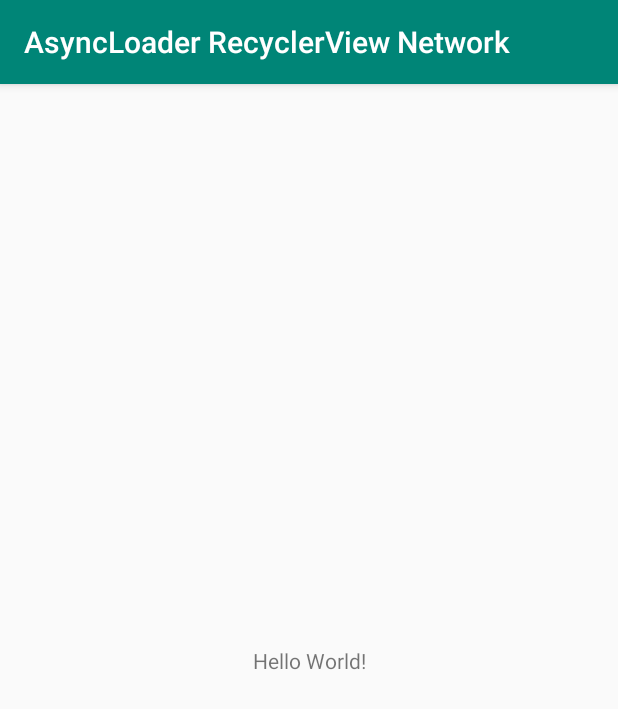
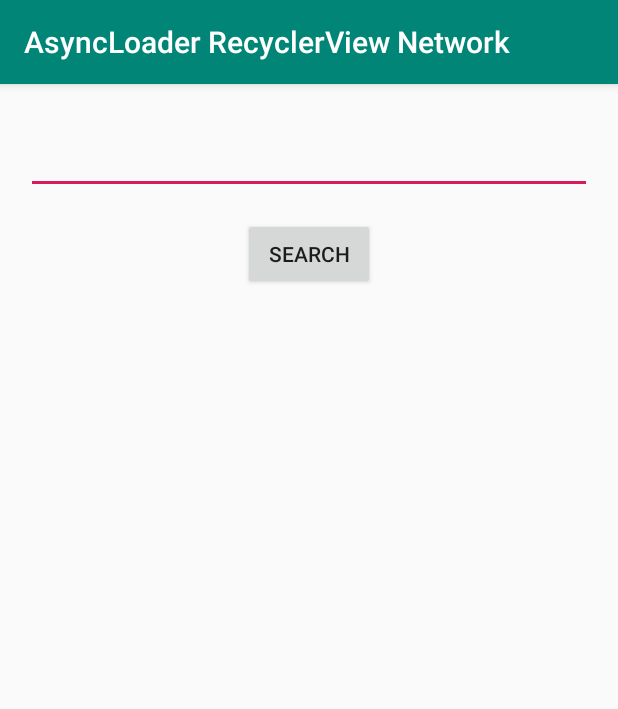
Before and after one commit to animevn/AsyncLoaderNetwork, an Android app: the screen it shows after launch (MainActivity), on a phone screen of 412 x 824 dp. Shown: the top 709 px of the screen. Run offline under Robolectric (Android 15) with nearby library versions, the phone set to English and light mode, and no system bars.

Commit message:
add layouts

```diff
--- a/app/build.gradle
+++ b/app/build.gradle
@@ -26,4 +26,5 @@ dependencies {
     testImplementation 'junit:junit:4.12'
     androidTestImplementation 'androidx.test.ext:junit:1.1.1'
     androidTestImplementation 'androidx.test.espresso:espresso-core:3.2.0'
+    implementation 'androidx.recyclerview:recyclerview:1.0.0'
 }
--- a/app/src/main/AndroidManifest.xml
+++ b/app/src/main/AndroidManifest.xml
@@ -7,6 +7,7 @@
 
     <application
         android:allowBackup="true"
+        android:fullBackupContent="true"
         android:icon="@mipmap/ic_launcher"
         android:label="@string/app_name"
         android:roundIcon="@mipmap/ic_launcher_round"
@@ -15,7 +16,7 @@
         <activity android:name=".MainActivity">
             <intent-filter>
                 <action android:name="android.intent.action.MAIN" />
-
+                <action android:name="android.intent.action.VIEW"/>
                 <category android:name="android.intent.category.LAUNCHER" />
             </intent-filter>
         </activity>
--- a/app/src/main/res/layout/activity_main.xml
+++ b/app/src/main/res/layout/activity_main.xml
@@ -6,13 +6,41 @@
     android:layout_height="match_parent"
     tools:context=".MainActivity">
 
-    <TextView
+    <EditText
+        android:id="@+id/etQuery"
+        android:layout_width="377dp"
+        android:layout_height="41dp"
+        android:layout_marginStart="16dp"
+        android:layout_marginTop="32dp"
+        android:layout_marginEnd="16dp"
+        android:ems="10"
+        android:inputType="text"
+        app:layout_constraintEnd_toEndOf="parent"
+        app:layout_constraintStart_toStartOf="parent"
+        app:layout_constraintTop_toTopOf="parent"
+        tools:ignore="Autofill,LabelFor" />
+
+    <Button
+        android:id="@+id/bnSearch"
         android:layout_width="wrap_content"
         android:layout_height="wrap_content"
-        android:text="Hello World!"
+        android:layout_marginTop="16dp"
+        android:text="@string/bnSearch"
+        app:layout_constraintEnd_toEndOf="parent"
+        app:layout_constraintStart_toStartOf="parent"
+        app:layout_constraintTop_toBottomOf="@+id/etQuery" />
+
+    <androidx.recyclerview.widget.RecyclerView
+        android:id="@+id/rvMain"
+        android:layout_width="0dp"
+        android:layout_height="0dp"
+        android:layout_marginStart="16dp"
+        android:layout_marginTop="16dp"
+        android:layout_marginEnd="8dp"
+        android:layout_marginBottom="8dp"
         app:layout_constraintBottom_toBottomOf="parent"
-        app:layout_constraintLeft_toLeftOf="parent"
-        app:layout_constraintRight_toRightOf="parent"
-        app:layout_constraintTop_toTopOf="parent" />
+        app:layout_constraintEnd_toEndOf="parent"
+        app:layout_constraintStart_toStartOf="parent"
+        app:layout_constraintTop_toBottomOf="@+id/bnSearch" />
 
 </androidx.constraintlayout.widget.ConstraintLayout>
--- a/app/src/main/res/values/strings.xml
+++ b/app/src/main/res/values/strings.xml
@@ -1,3 +1,4 @@
 <resources>
     <string name="app_name">AsyncLoader RecyclerView Network</string>
+    <string name="bnSearch">Search</string>
 </resources>
```
Also changed, not shown: app/src/main/res/layout/result_item.xml (added, +20 -0 lines).
